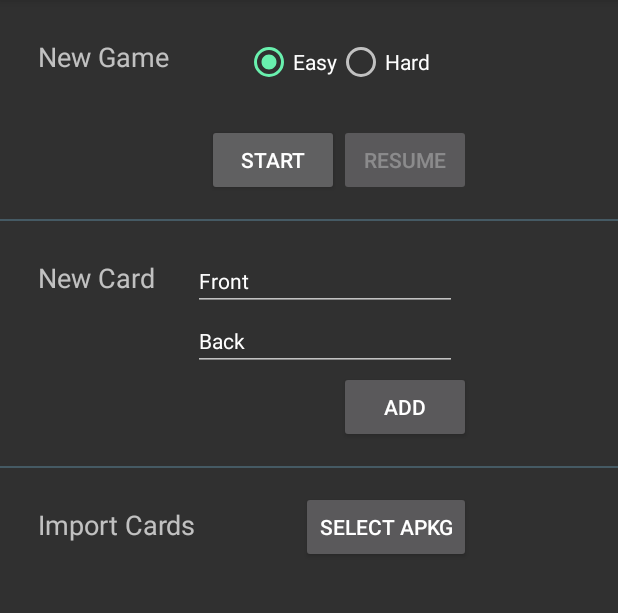
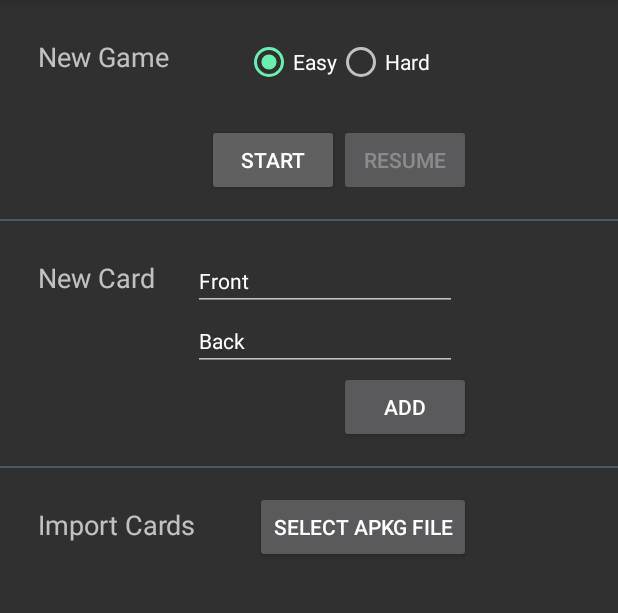
Before and after one commit to mattstraehl/AmgiNori, an Android app: the screen it shows after launch (MainActivity), on a phone screen of 412 x 824 dp, the part 84-697 px from its top. Run offline under Robolectric (Android 15) with nearby library versions, the light colour scheme and no system bars.

Commit message:
Rename import button

```diff
--- a/app/src/main/res/values/strings.xml
+++ b/app/src/main/res/values/strings.xml
@@ -9,7 +9,7 @@
     <string name="card_browser">Card Browser</string>
     <string name="clear_cards">Clear Cards</string>
     <string name="front_text">Front</string>
-    <string name="import_button">Select APKG</string>
+    <string name="import_button">Select APKG file</string>
     <string name="import_cards">Import Cards</string>
     <string name="mode_1">Mode 1</string>
     <string name="mode_2">Mode 2</string>
```
